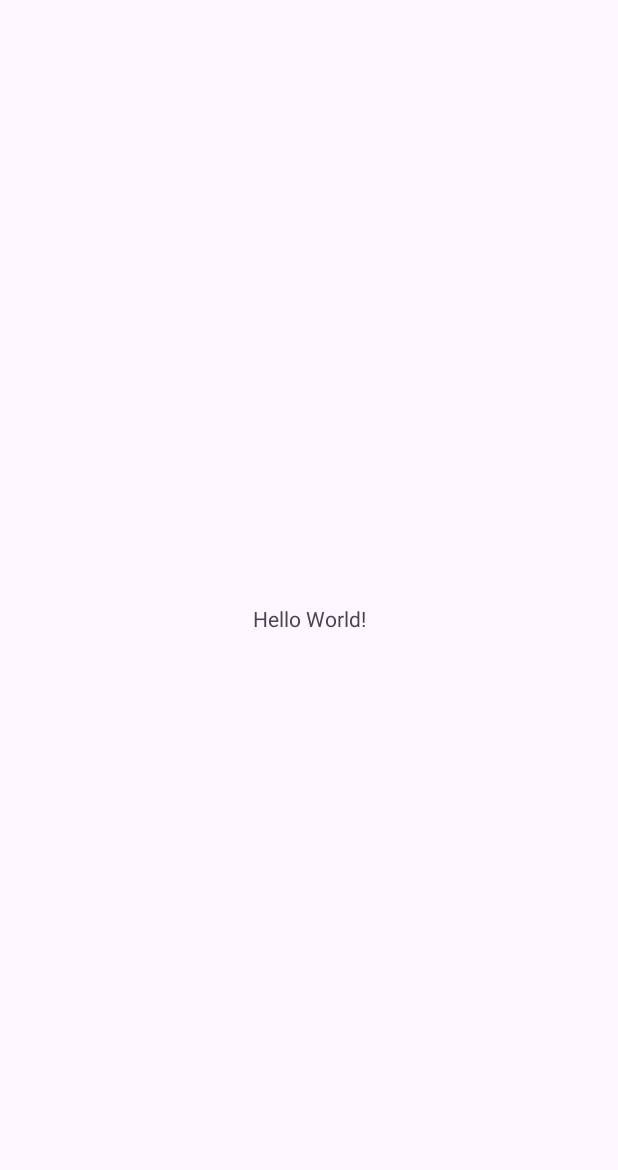
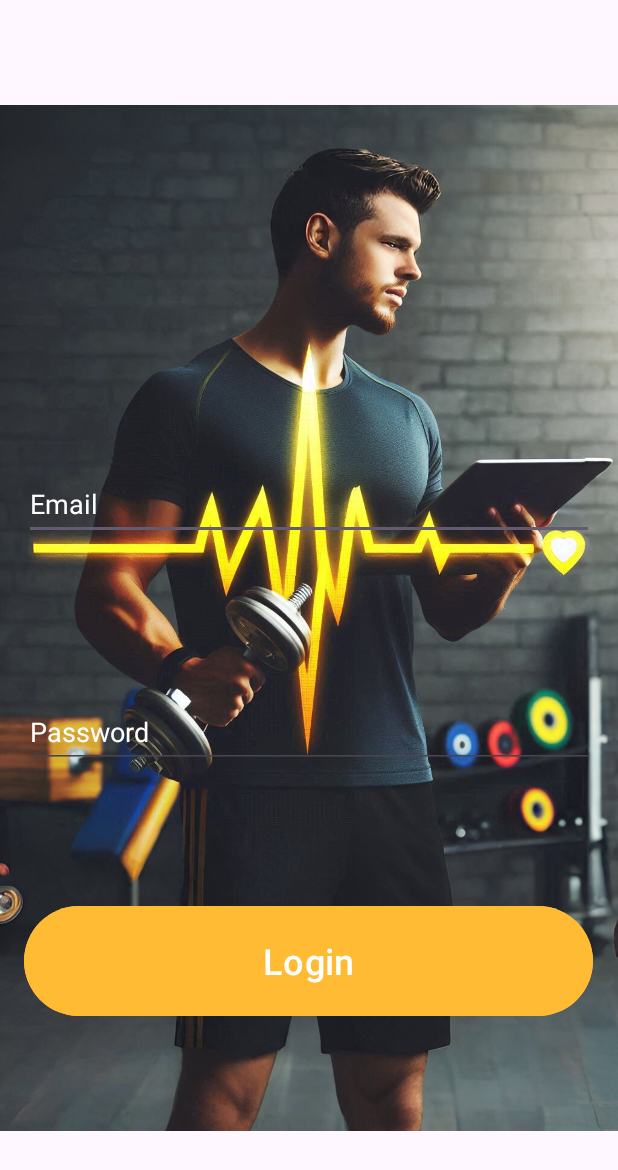
Before and after one commit to djdim/SchedulePulse, an Android app: the screen it shows after launch (MainActivity before the commit, LoginActivity after it), on a phone screen of 412 x 824 dp. Before the commit the part shown is almost empty. Shown: the top 1170 px of the screen. Run offline under Robolectric (Android 15) with nearby library versions, the phone set to English and light mode, and no system bars.

Commit message:
Login activity added, logo, email and password fields added

```diff
--- a/app/build.gradle.kts
+++ b/app/build.gradle.kts
@@ -15,6 +15,9 @@ android {
         versionName = "1.0"
 
         testInstrumentationRunner = "androidx.test.runner.AndroidJUnitRunner"
+
+        renderscriptTargetApi = 19
+        renderscriptSupportModeEnabled = true
     }
 
     buildTypes {
--- a/app/src/main/AndroidManifest.xml
+++ b/app/src/main/AndroidManifest.xml
@@ -1,23 +1,18 @@
-<?xml version="1.0" encoding="utf-8"?>
 <manifest xmlns:android="http://schemas.android.com/apk/res/android"
-    xmlns:tools="http://schemas.android.com/tools">
+    package="com.example.schedulepulse">
 
     <application
         android:allowBackup="true"
-        android:dataExtractionRules="@xml/data_extraction_rules"
-        android:fullBackupContent="@xml/backup_rules"
         android:icon="@mipmap/ic_launcher"
         android:label="@string/app_name"
         android:roundIcon="@mipmap/ic_launcher_round"
         android:supportsRtl="true"
-        android:theme="@style/Theme.SchedulePulse"
-        tools:targetApi="31">
-        <activity
-            android:name=".MainActivity"
+        android:theme="@style/Theme.SchedulePulse">
+        <activity android:name=".LoginActivity" />
+        <activity android:name=".MainActivity"
             android:exported="true">
             <intent-filter>
                 <action android:name="android.intent.action.MAIN" />
-
                 <category android:name="android.intent.category.LAUNCHER" />
             </intent-filter>
         </activity>
--- /dev/null
+++ b/app/src/main/java/com/example/schedulepulse/LoginActivity.kt
@@ -0,0 +1,35 @@
+package com.example.schedulepulse
+
+import android.os.Bundle
+import android.widget.Button
+import android.widget.EditText
+import android.widget.Toast
+import androidx.appcompat.app.AppCompatActivity
+
+class LoginActivity : AppCompatActivity() {
+    override fun onCreate(savedInstanceState: Bundle?) {
+        super.onCreate(savedInstanceState)
+        setContentView(R.layout.activity_login)
+
+        val emailInput = findViewById<EditText>(R.id.emailInput)
+        val passwordInput = findViewById<EditText>(R.id.passwordInput)
+        val loginButton = findViewById<Button>(R.id.loginButton)
+
+        loginButton.setOnClickListener {
+            val email = emailInput.text.toString()
+            val password = passwordInput.text.toString()
+
+            if (email.isEmpty() || password.isEmpty()) {
+                Toast.makeText(this, "Please enter both email and password", Toast.LENGTH_SHORT).show()
+            } else {
+                // Implement your login logic here
+                if (email == "user@example.com" && password == "password") {
+                    Toast.makeText(this, "Login successful", Toast.LENGTH_SHORT).show()
+                    // Navigate to another activity or perform other actions
+                } else {
+                    Toast.makeText(this, "Invalid email or password", Toast.LENGTH_SHORT).show()
+                }
+            }
+        }
+    }
+}
--- a/app/src/main/java/com/example/schedulepulse/MainActivity.kt
+++ b/app/src/main/java/com/example/schedulepulse/MainActivity.kt
@@ -1,5 +1,6 @@
 package com.example.schedulepulse
 
+import android.content.Intent
 import android.os.Bundle
 import androidx.activity.enableEdgeToEdge
 import androidx.appcompat.app.AppCompatActivity
@@ -16,5 +17,9 @@ class MainActivity : AppCompatActivity() {
             v.setPadding(systemBars.left, systemBars.top, systemBars.right, systemBars.bottom)
             insets
         }
+
+        // Navigate to LoginActivity
+        val intent = Intent(this, LoginActivity::class.java)
+        startActivity(intent)
     }
 }
--- /dev/null
+++ b/app/src/main/res/layout/activity_login.xml
@@ -0,0 +1,76 @@
+<?xml version="1.0" encoding="utf-8"?>
+<FrameLayout xmlns:android="http://schemas.android.com/apk/res/android"
+    xmlns:app="http://schemas.android.com/apk/res-auto"
+    xmlns:tools="http://schemas.android.com/tools"
+    android:layout_width="match_parent"
+    android:layout_height="match_parent"
+    tools:context=".LoginActivity">
+
+    <ImageView
+        android:id="@+id/imageLogo"
+        android:layout_width="match_parent"
+        android:layout_height="match_parent"
+        android:contentDescription="@string/logo"
+        android:src="@drawable/ic_logo" />
+
+    <androidx.constraintlayout.widget.ConstraintLayout
+        android:layout_width="match_parent"
+        android:layout_height="match_parent"
+        android:background="@android:color/transparent">
+
+        <EditText
+            android:id="@+id/emailInput"
+            android:layout_width="0dp"
+            android:layout_height="wrap_content"
+            android:layout_marginStart="16dp"
+            android:layout_marginTop="312dp"
+            android:layout_marginEnd="16dp"
+            android:autofillHints=""
+            android:hint="@string/email"
+            android:inputType="textEmailAddress"
+            android:minHeight="48dp"
+            android:textColor="@android:color/white"
+            android:textColorHint="@android:color/white"
+            app:layout_constraintEnd_toEndOf="parent"
+            app:layout_constraintHorizontal_bias="0.0"
+            app:layout_constraintStart_toStartOf="parent"
+            app:layout_constraintTop_toTopOf="parent"
+            tools:ignore="VisualLintTextFieldSize" />
+
+        <EditText
+            android:id="@+id/passwordInput"
+            android:layout_width="0dp"
+            android:layout_height="wrap_content"
+            android:layout_marginStart="16dp"
+            android:layout_marginTop="104dp"
+            android:layout_marginEnd="16dp"
+            android:autofillHints=""
+            android:hint="@string/password"
+            android:inputType="textPassword"
+            android:minHeight="48dp"
+            android:textColor="@android:color/white"
+            android:textColorHint="@android:color/white"
+            app:layout_constraintEnd_toEndOf="parent"
+            app:layout_constraintHorizontal_bias="0.0"
+            app:layout_constraintStart_toStartOf="parent"
+            app:layout_constraintTop_toBottomOf="@id/emailInput"
+            tools:ignore="VisualLintTextFieldSize" />
+
+        <Button
+            android:id="@+id/loginButton"
+            android:layout_width="379dp"
+            android:layout_height="81dp"
+            android:layout_marginStart="16dp"
+            android:layout_marginTop="88dp"
+            android:layout_marginEnd="16dp"
+            android:backgroundTint="@android:color/holo_orange_light"
+            android:text="@string/login"
+            android:textSize="24sp"
+            app:layout_constraintEnd_toEndOf="parent"
+            app:layout_constraintHorizontal_bias="0.0"
+            app:layout_constraintStart_toStartOf="parent"
+            app:layout_constraintTop_toBottomOf="@id/passwordInput"
+            tools:ignore="VisualLintButtonSize" />
+
+    </androidx.constraintlayout.widget.ConstraintLayout>
+</FrameLayout>
--- a/app/src/main/res/values/strings.xml
+++ b/app/src/main/res/values/strings.xml
@@ -1,3 +1,7 @@
 <resources>
     <string name="app_name">SchedulePulse</string>
+    <string name="logo">Logo</string>
+    <string name="email">Email</string>
+    <string name="password">Password</string>
+    <string name="login">Login</string>
 </resources>
```
Also changed, not shown: app/src/main/res/drawable/ic_logo.png (added).
